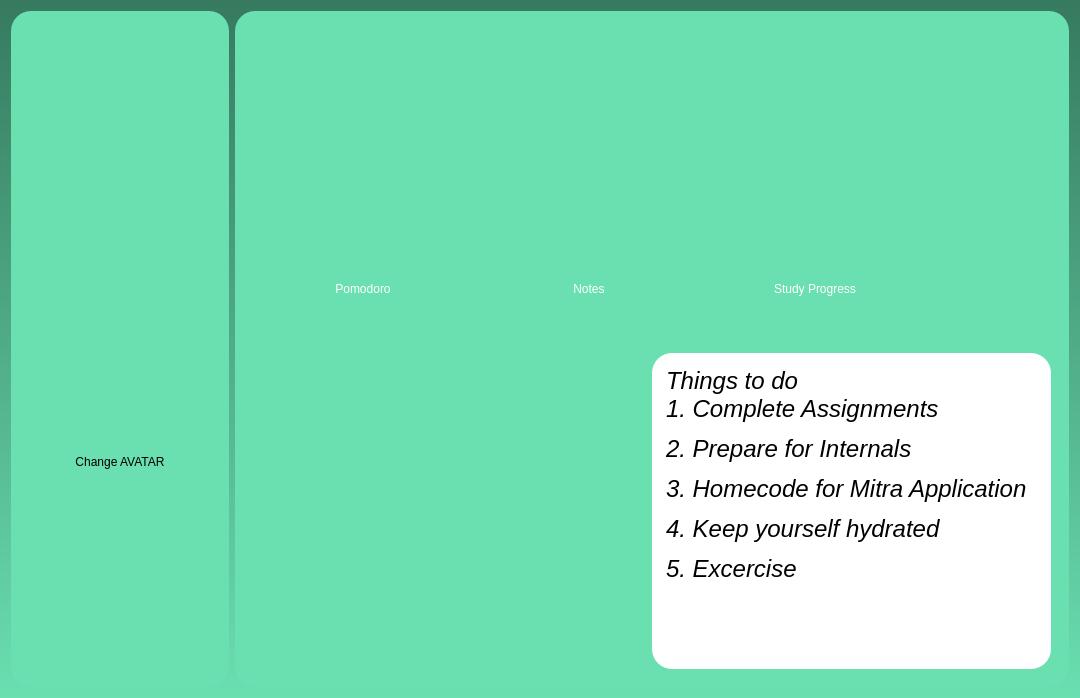
Above: dialog1.ui from bikraj2/MITRA_FINAL before the change. Below: the same form after it.
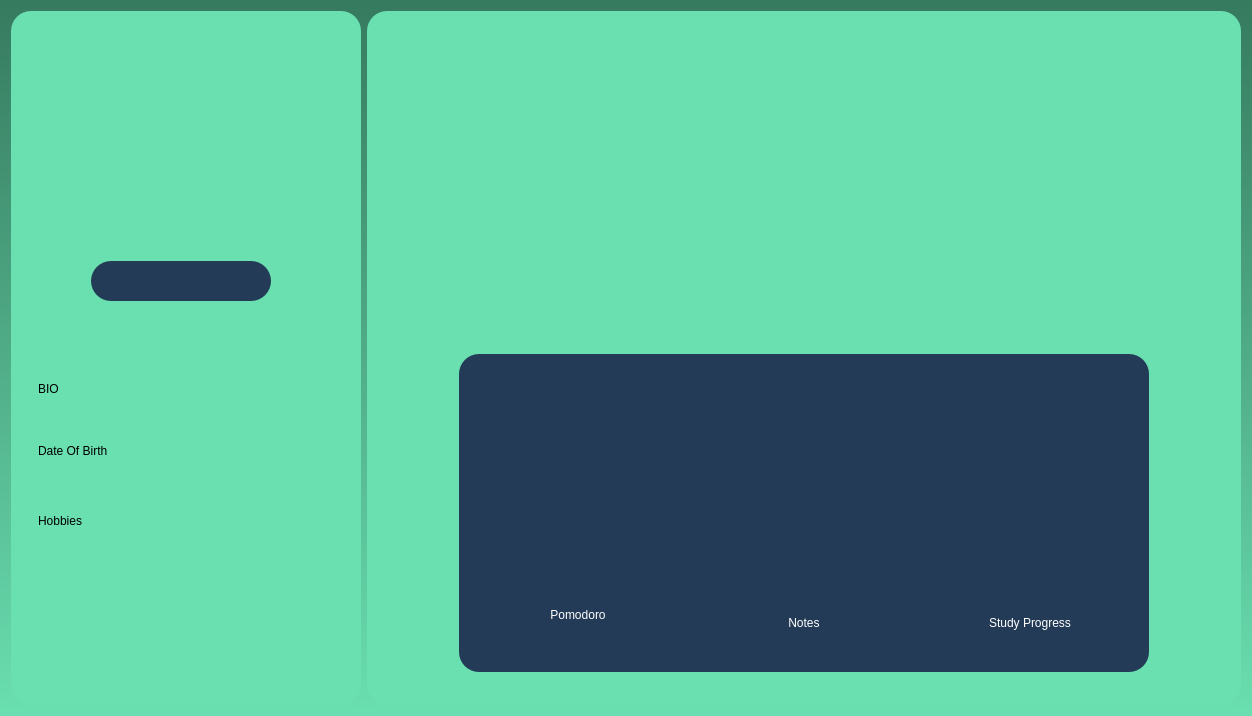
That is the form after the change. Icons and pictures are not drawn.

```diff
--- a/dialog1.ui
+++ b/dialog1.ui
@@ -6,8 +6,8 @@
    <rect>
     <x>0</x>
     <y>0</y>
-    <width>1080</width>
-    <height>698</height>
+    <width>1252</width>
+    <height>716</height>
    </rect>
   </property>
   <property name="sizePolicy">
@@ -25,6 +25,18 @@
   <layout class="QHBoxLayout" name="horizontalLayout_2">
    <item>
     <widget class="QFrame" name="frame_7">
+     <property name="minimumSize">
+      <size>
+       <width>350</width>
+       <height>0</height>
+      </size>
+     </property>
+     <property name="maximumSize">
+      <size>
+       <width>350</width>
+       <height>1200</height>
+      </size>
+     </property>
      <property name="styleSheet">
       <string notr="true">border:0; background-color:#6adfb0; border-radius:20;</string>
      </property>
@@ -34,9 +46,15 @@
      <property name="frameShadow">
       <enum>QFrame::Raised</enum>
      </property>
-     <layout class="QVBoxLayout" name="verticalLayout_6">
-      <item>
        <widget class="QLabel" name="profile">
+      <property name="geometry">
+       <rect>
+        <x>90</x>
+        <y>70</y>
+        <width>120</width>
+        <height>120</height>
+       </rect>
+      </property>
         <property name="sizePolicy">
          <sizepolicy hsizetype="Preferred" vsizetype="Preferred">
           <horstretch>200</horstretch>
@@ -45,23 +63,93 @@
         </property>
         <property name="minimumSize">
          <size>
-          <width>200</width>
-          <height>200</height>
+        <width>120</width>
+        <height>120</height>
          </size>
         </property>
         <property name="maximumSize">
          <size>
+        <width>120</width>
+        <height>120</height>
+       </size>
+      </property>
+      <property name="layoutDirection">
+       <enum>Qt::RightToLeft</enum>
+      </property>
+      <property name="frameShape">
+       <enum>QFrame::Box</enum>
+      </property>
+      <property name="frameShadow">
+       <enum>QFrame::Raised</enum>
+      </property>
+      <property name="text">
+       <string/>
+      </property>
+      <property name="alignment">
+       <set>Qt::AlignCenter</set>
+      </property>
+      <property name="margin">
+       <number>2</number>
+      </property>
+      <property name="indent">
+       <number>-2</number>
+      </property>
+     </widget>
+     <widget class="QPushButton" name="change">
+      <property name="geometry">
+       <rect>
+        <x>80</x>
+        <y>0</y>
+        <width>150</width>
+        <height>50</height>
+       </rect>
+      </property>
+      <property name="minimumSize">
+       <size>
+        <width>150</width>
+        <height>50</height>
+       </size>
+      </property>
+      <property name="maximumSize">
+       <size>
           <width>200</width>
-          <height>200</height>
-         </size>
-        </property>
+        <height>20</height>
+       </size>
+      </property>
+      <property name="styleSheet">
+       <string notr="true">image:url(:/icon/icon/Blue Simple Gradient Motivation Quote Facebook Profile Frame.png);</string>
+      </property>
         <property name="text">
          <string/>
         </property>
-       </widget>
-      </item>
-      <item>
+      <property name="iconSize">
+       <size>
+        <width>80</width>
+        <height>80</height>
+       </size>
+      </property>
+     </widget>
        <widget class="QLabel" name="display_name">
+      <property name="geometry">
+       <rect>
+        <x>80</x>
+        <y>250</y>
+        <width>180</width>
+        <height>40</height>
+       </rect>
+      </property>
+      <property name="minimumSize">
+       <size>
+        <width>180</width>
+        <height>40</height>
+       </size>
+      </property>
+      <property name="maximumSize">
+       <size>
+        <width>180</width>
+        <height>40</height>
+       </size>
+      </property>
         <property name="font">
          <font>
           <pointsize>24</pointsize>
@@ -72,8 +160,10 @@
          <enum>Qt::RightToLeft</enum>
         </property>
         <property name="styleSheet">
-         <string notr="true">color:#3d3397;
-background:0; padding:10;</string>
+       <string notr="true">color:rgb(255, 255, 255);
+background-color:#233B57;
+text-alignment: center;
+</string>
         </property>
         <property name="text">
          <string/>
@@ -82,33 +172,42 @@
          <bool>true</bool>
         </property>
        </widget>
-      </item>
-      <item>
-       <widget class="QPushButton" name="change">
+     <widget class="QPushButton" name="pushButton_4">
+      <property name="geometry">
+       <rect>
+        <x>9</x>
+        <y>654</y>
+        <width>120</width>
+        <height>35</height>
+       </rect>
+      </property>
         <property name="minimumSize">
          <size>
-          <width>0</width>
-          <height>50</height>
+        <width>120</width>
+        <height>35</height>
          </size>
         </property>
         <property name="maximumSize">
          <size>
-          <width>16777215</width>
-          <height>30</height>
+        <width>120</width>
+        <height>35</height>
          </size>
         </property>
         <property name="styleSheet">
-         <string notr="true"/>
+       <string notr="true">image:url(:/icon/icon/logout.png)</string>
         </property>
         <property name="text">
-         <string>Change AVATAR</string>
-        </property>
-       </widget>
-      </item>
-      <item>
+       <string/>
+      </property>
+     </widget>
        <widget class="QFrame" name="frame">
-        <property name="styleSheet">
-         <string notr="true">background:none;</string>
+      <property name="geometry">
+       <rect>
+        <x>20</x>
+        <y>340</y>
+        <width>321</width>
+        <height>231</height>
+       </rect>
         </property>
         <property name="frameShape">
          <enum>QFrame::StyledPanel</enum>
@@ -116,33 +215,60 @@
         <property name="frameShadow">
          <enum>QFrame::Raised</enum>
         </property>
-        <layout class="QHBoxLayout" name="horizontalLayout_4">
-         <item>
-          <widget class="QPushButton" name="logouticon">
-           <property name="minimumSize">
-            <size>
-             <width>50</width>
-             <height>50</height>
-            </size>
-           </property>
-           <property name="maximumSize">
-            <size>
-             <width>50</width>
-             <height>50</height>
-            </size>
-           </property>
+      <widget class="QLabel" name="label_2">
+       <property name="geometry">
+        <rect>
+         <x>7</x>
+         <y>30</y>
+         <width>311</width>
+         <height>16</height>
+        </rect>
+       </property>
+       <property name="styleSheet">
+        <string notr="true">font: 700 18pt &quot;Arial&quot;;</string>
+       </property>
+       <property name="text">
+        <string>BIO</string>
+       </property>
+      </widget>
+      <widget class="QLabel" name="label_3">
+       <property name="geometry">
+        <rect>
+         <x>7</x>
+         <y>90</y>
+         <width>311</width>
+         <height>20</height>
+        </rect>
+       </property>
            <property name="styleSheet">
-            <string notr="true">image:url(:/icon/icon/logout.png);background:#6adfb0;</string>
+        <string notr="true">font: 700 18pt &quot;Arial&quot;;</string>
            </property>
            <property name="text">
-            <string/>
-           </property>
-          </widget>
-         </item>
-        </layout>
-       </widget>
-      </item>
-     </layout>
+        <string>Date Of Birth</string>
+       </property>
+      </widget>
+      <widget class="QLabel" name="label_4">
+       <property name="geometry">
+        <rect>
+         <x>7</x>
+         <y>160</y>
+         <width>311</width>
+         <height>20</height>
+        </rect>
+       </property>
+       <property name="styleSheet">
+        <string notr="true">font: 700 18pt &quot;Arial&quot;;</string>
+       </property>
+       <property name="text">
+        <string>Hobbies</string>
+       </property>
+      </widget>
+     </widget>
+     <zorder>profile</zorder>
+     <zorder>display_name</zorder>
+     <zorder>pushButton_4</zorder>
+     <zorder>frame</zorder>
+     <zorder>change</zorder>
     </widget>
    </item>
    <item>
@@ -158,6 +284,19 @@
      </property>
      <layout class="QVBoxLayout" name="verticalLayout_5">
       <item>
+       <spacer name="verticalSpacer_2">
+        <property name="orientation">
+         <enum>Qt::Vertical</enum>
+        </property>
+        <property name="sizeHint" stdset="0">
+         <size>
+          <width>20</width>
+          <height>40</height>
+         </size>
+        </property>
+       </spacer>
+      </item>
+      <item alignment="Qt::AlignHCenter">
        <widget class="QFrame" name="frame_2">
         <property name="minimumSize">
          <size>
@@ -172,7 +311,7 @@
          </size>
         </property>
         <property name="styleSheet">
-         <string notr="true">background:none;</string>
+         <string notr="true">background-color:#233B57;</string>
         </property>
         <property name="frameShape">
          <enum>QFrame::StyledPanel</enum>
@@ -206,14 +345,14 @@
              <widget class="QPushButton" name="Pomodoro">
               <property name="minimumSize">
                <size>
-                <width>200</width>
-                <height>200</height>
+                <width>150</width>
+                <height>150</height>
                </size>
               </property>
               <property name="maximumSize">
                <size>
-                <width>200</width>
-                <height>200</height>
+                <width>180</width>
+                <height>180</height>
                </size>
               </property>
               <property name="styleSheet">
@@ -229,9 +368,9 @@
             <item>
              <widget class="QPushButton" name="pushButton">
               <property name="styleSheet">
-               <string notr="true">color:white;
-font:bold 25px &quot;Sherif&quot;;
-padding:8;</string>
+               <string notr="true">font: bold 24pt &quot;Times New Roman&quot;;
+padding:10;
+color:#FFF;</string>
               </property>
               <property name="text">
                <string>Pomodoro</string>
@@ -290,9 +429,9 @@
             <item>
              <widget class="QPushButton" name="pushButton_2">
               <property name="styleSheet">
-               <string notr="true">color:white;
-font:bold 25px &quot;Sherif&quot;;
-padding:8;</string>
+               <string notr="true">font: bold 24pt &quot;Times New Roman&quot;;
+padding:10;
+color:#FFF;</string>
               </property>
               <property name="text">
                <string>Notes</string>
@@ -351,9 +490,9 @@
             <item>
              <widget class="QPushButton" name="pushButton_3">
               <property name="styleSheet">
-               <string notr="true">color:white;
-font:bold 25px &quot;Sherif&quot;;
-padding:8;</string>
+               <string notr="true">font: bold 24pt &quot;Times New Roman&quot;;
+padding:10;
+color:#FFF;</string>
               </property>
               <property name="text">
                <string>Study Progress</string>
@@ -363,19 +502,6 @@
            </layout>
           </widget>
          </item>
-         <item>
-          <spacer name="horizontalSpacer_2">
-           <property name="orientation">
-            <enum>Qt::Horizontal</enum>
-           </property>
-           <property name="sizeHint" stdset="0">
-            <size>
-             <width>40</width>
-             <height>20</height>
-            </size>
-           </property>
-          </spacer>
-         </item>
         </layout>
        </widget>
       </item>
@@ -387,43 +513,7 @@
         <property name="frameShadow">
          <enum>QFrame::Raised</enum>
         </property>
-        <layout class="QHBoxLayout" name="horizontalLayout_3">
-         <item>
-          <spacer name="horizontalSpacer">
-           <property name="orientation">
-            <enum>Qt::Horizontal</enum>
-           </property>
-           <property name="sizeHint" stdset="0">
-            <size>
-             <width>40</width>
-             <height>20</height>
-            </size>
-           </property>
-          </spacer>
-         </item>
-         <item>
-          <widget class="QTextEdit" name="textEdit">
-           <property name="styleSheet">
-            <string notr="true">color:black;
-font: 14pt ;
-background-color:white; border-radius:20; padding:10;</string>
-           </property>
-           <property name="html">
-            <string>&lt;!DOCTYPE HTML PUBLIC &quot;-//W3C//DTD HTML 4.0//EN&quot; &quot;http://www.w3.org/TR/REC-html40/strict.dtd&quot;&gt;
-&lt;html&gt;&lt;head&gt;&lt;meta name=&quot;qrichtext&quot; content=&quot;1&quot; /&gt;&lt;meta charset=&quot;utf-8&quot; /&gt;&lt;style type=&quot;text/css&quot;&gt;
-p, li { white-space: pre-wrap; }
-&lt;/style&gt;&lt;/head&gt;&lt;body style=&quot; font-family:'.AppleSystemUIFont'; font-size:14pt; font-weight:400; font-style:normal;&quot;&gt;
-&lt;p style=&quot; margin-top:0px; margin-bottom:0px; margin-left:0px; margin-right:0px; -qt-block-indent:0; text-indent:0px;&quot;&gt;&lt;span style=&quot; font-family:'Bodoni 72 Smallcaps'; font-size:18pt; font-style:italic;&quot;&gt;Things to do&lt;/span&gt;&lt;/p&gt;
-&lt;p style=&quot; margin-top:0px; margin-bottom:0px; margin-left:0px; margin-right:0px; -qt-block-indent:0; text-indent:0px;&quot;&gt;&lt;span style=&quot; font-family:'Bodoni 72 Smallcaps'; font-size:18pt; font-style:italic;&quot;&gt;1. Complete Assignments&lt;/span&gt;&lt;/p&gt;
-&lt;p style=&quot; margin-top:12px; margin-bottom:12px; margin-left:0px; margin-right:0px; -qt-block-indent:0; text-indent:0px;&quot;&gt;&lt;span style=&quot; font-family:'Bodoni 72 Smallcaps'; font-size:18pt; font-style:italic;&quot;&gt;2. Prepare for Internals&lt;/span&gt;&lt;/p&gt;
-&lt;p style=&quot; margin-top:12px; margin-bottom:12px; margin-left:0px; margin-right:0px; -qt-block-indent:0; text-indent:0px;&quot;&gt;&lt;span style=&quot; font-family:'Bodoni 72 Smallcaps'; font-size:18pt; font-style:italic;&quot;&gt;3. Homecode for Mitra Application&lt;/span&gt;&lt;/p&gt;
-&lt;p style=&quot; margin-top:12px; margin-bottom:12px; margin-left:0px; margin-right:0px; -qt-block-indent:0; text-indent:0px;&quot;&gt;&lt;span style=&quot; font-family:'Bodoni 72 Smallcaps'; font-size:18pt; font-style:italic;&quot;&gt;4. Keep yourself hydrated&lt;/span&gt;&lt;/p&gt;
-&lt;p style=&quot; margin-top:12px; margin-bottom:12px; margin-left:0px; margin-right:0px; -qt-block-indent:0; text-indent:0px;&quot;&gt;&lt;span style=&quot; font-family:'Bodoni 72 Smallcaps'; font-size:18pt; font-style:italic;&quot;&gt;5. Excercise&lt;/span&gt;&lt;/p&gt;
-&lt;p style=&quot; margin-top:12px; margin-bottom:12px; margin-left:0px; margin-right:0px; -qt-block-indent:0; text-indent:0px;&quot;&gt;&lt;span style=&quot; font-family:'Bodoni 72 Smallcaps'; font-size:13pt;&quot;&gt;&lt;br /&gt;&lt;/span&gt;&lt;/p&gt;&lt;/body&gt;&lt;/html&gt;</string>
-           </property>
-          </widget>
-         </item>
-        </layout>
+        <layout class="QHBoxLayout" name="horizontalLayout_3"/>
        </widget>
       </item>
      </layout>
```
Left out of the diff: 29 changed lines with no effect on the pictures. Lines whose indentation alone changed are shown as unchanged.
